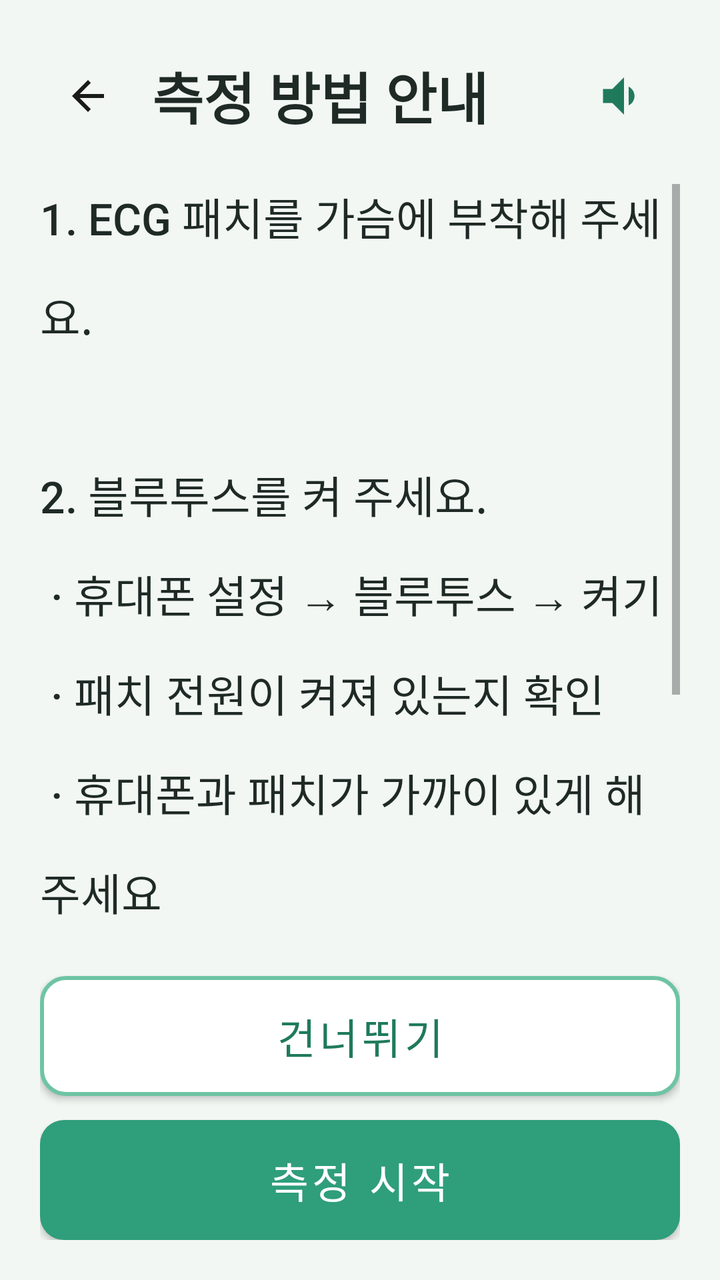
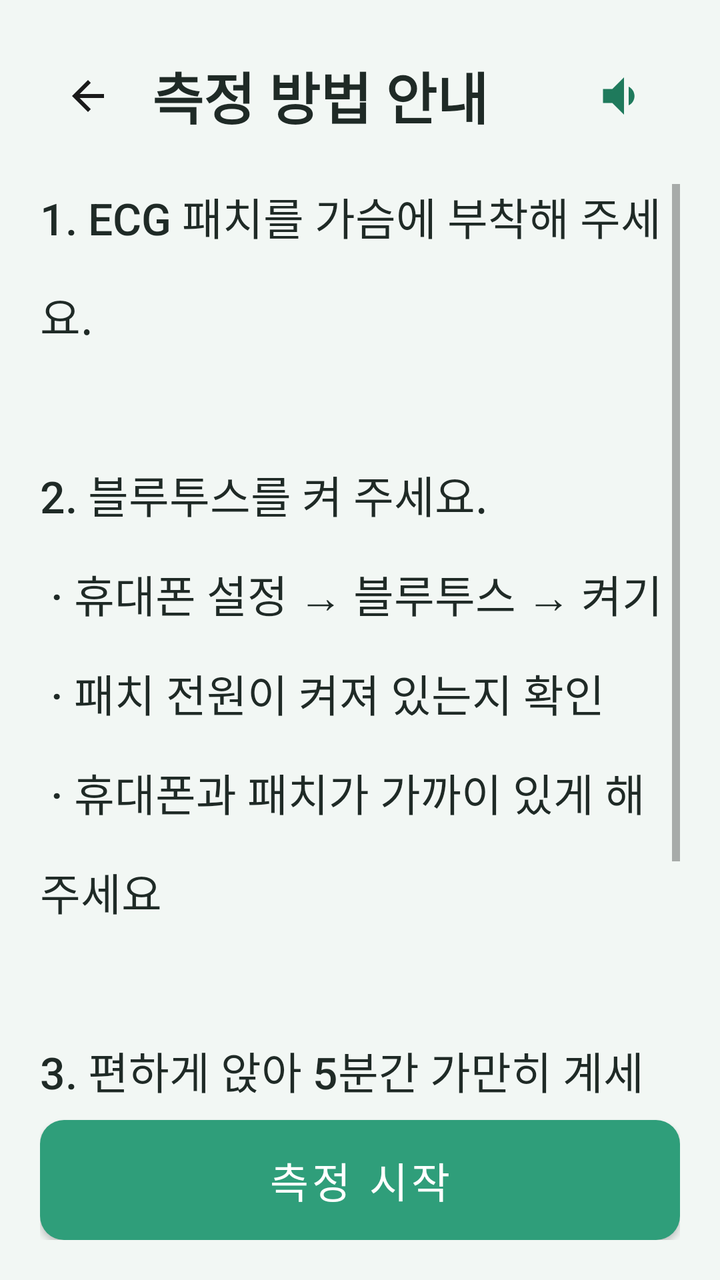

An Android layout rendered at two revisions. The XML below is the earlier revision; the diff shows what the commit changed to produce the second picture.
<!-- AndroidManifest.xml: application theme Theme.TMind -->
<!-- res/layout/activity_hrv_guide.xml -->
<?xml version="1.0" encoding="utf-8"?>
<LinearLayout xmlns:android="http://schemas.android.com/apk/res/android"
    android:layout_width="match_parent"
    android:layout_height="match_parent"
    android:background="@color/bg_senior"
    android:orientation="vertical"
    android:padding="20dp">

    <LinearLayout
        android:layout_width="match_parent"
        android:layout_height="wrap_content"
        android:gravity="center_vertical">
        <ImageButton
            android:id="@+id/btnBack"
            android:layout_width="48dp"
            android:layout_height="48dp"
            android:background="?attr/selectableItemBackgroundBorderless"
            android:contentDescription="뒤로"
            android:src="@drawable/ic_back" />
        <TextView
            android:id="@+id/tvTitle"
            style="@style/SeniorTitle"
            android:layout_width="0dp"
            android:layout_height="wrap_content"
            android:layout_marginStart="8dp"
            android:layout_weight="1"
            android:text="@string/hrv_guide_title" />
        <ImageButton
            android:id="@+id/btnTts"
            android:layout_width="56dp"
            android:layout_height="56dp"
            android:background="?attr/selectableItemBackgroundBorderless"
            android:contentDescription="@string/read_aloud"
            android:src="@drawable/ic_speaker" />
    </LinearLayout>

    <ScrollView
        android:layout_width="match_parent"
        android:layout_height="0dp"
        android:layout_marginTop="16dp"
        android:layout_weight="1"
        android:fillViewport="true"
        android:scrollbars="vertical">

        <TextView
            android:id="@+id/tvGuide"
            style="@style/SeniorBody"
            android:layout_width="match_parent"
            android:layout_height="wrap_content"
            android:lineSpacingMultiplier="1.55"
            android:paddingBottom="16dp"
            android:text="@string/hrv_guide_text"
            android:textSize="22sp" />
    </ScrollView>

    <Button
        android:id="@+id/btnSkip"
        style="@style/SeniorButton"
        android:layout_width="match_parent"
        android:layout_height="60dp"
        android:layout_marginBottom="12dp"
        android:background="@drawable/bg_btn_outline"
        android:text="@string/hrv_skip"
        android:textColor="@color/teal_dark" />
    <Button
        android:id="@+id/btnStart"
        style="@style/SeniorButton"
        android:layout_width="match_parent"
        android:layout_height="60dp"
        android:background="@drawable/bg_btn_primary"
        android:text="@string/hrv_start"
        android:textColor="@color/white" />
</LinearLayout>
<!-- resources referenced by this layout -->
<resources>
  <color name="bg_senior">#F2F7F4</color>
  <color name="teal_dark">#1F7A5C</color>
  <color name="white">#FFFFFFFF</color>
  <!-- drawable bg_btn_outline (drawable) -->
  <?xml version="1.0" encoding="utf-8"?>
  <shape xmlns:android="http://schemas.android.com/apk/res/android">
      <solid android:color="@color/white"/>
      <corners android:radius="12dp"/>
      <stroke android:width="2dp" android:color="@color/teal_pastel"/>
  </shape>
  <!-- drawable bg_btn_primary (drawable) -->
  <?xml version="1.0" encoding="utf-8"?>
  <shape xmlns:android="http://schemas.android.com/apk/res/android">
      <solid android:color="@color/teal_primary"/>
      <corners android:radius="12dp"/>
  </shape>
  <!-- drawable ic_back (drawable) -->
  <vector xmlns:android="http://schemas.android.com/apk/res/android"
      android:width="24dp"
      android:height="24dp"
      android:viewportWidth="24"
      android:viewportHeight="24">
      <path android:fillColor="#1A1A1A" android:pathData="M20,11H7.83l5.59,-5.59L12,4l-8,8 8,8 1.41,-1.41L7.83,13H20v-2z"/>
  </vector>
  <!-- drawable ic_speaker (drawable) -->
  <vector xmlns:android="http://schemas.android.com/apk/res/android"
      android:width="28dp"
      android:height="28dp"
      android:viewportWidth="24"
      android:viewportHeight="24">
      <path android:fillColor="#1F7A5C" android:pathData="M3,9v6h4l5,5V4L7,9H3zM16.5,12c0,-1.77 -1.02,-3.29 -2.5,-4.03v8.05c1.48,-0.73 2.5,-2.25 2.5,-4.02z"/>
  </vector>
  <string name="hrv_guide_text">1. ECG 패치를 가슴에 부착해 주세요.\n\n2. 블루투스를 켜 주세요.\n   · 휴대폰 설정 → 블루투스 → 켜기\n   · 패치 전원이 켜져 있는지 확인\n   · 휴대폰과 패치가 가까이 있게 해주세요\n\n3. 편하게 앉아 5분간 가만히 계세요.\n\n4. 측정 중에는 말씀하지 마세요.</string>
  <string name="hrv_guide_title">측정 방법 안내</string>
  <string name="hrv_skip">건너뛰기</string>
  <string name="hrv_start">측정 시작</string>
  <string name="read_aloud">읽어주기</string>
  <style name="SeniorBody">
          <item name="android:textSize">21sp</item>
          <item name="android:textColor">@color/black</item>
          <item name="android:lineSpacingMultiplier">1.5</item>
      </style>
  <style name="SeniorButton" parent="Widget.MaterialComponents.Button">
          <item name="android:minHeight">60dp</item>
          <item name="android:textSize">21sp</item>
          <item name="android:insetTop">0dp</item>
          <item name="android:insetBottom">0dp</item>
          <item name="cornerRadius">14dp</item>
          <item name="backgroundTint">@null</item>
          <item name="android:textAllCaps">false</item>
      </style>
  <style name="SeniorTitle">
          <item name="android:textSize">28sp</item>
          <item name="android:textColor">@color/black</item>
          <item name="android:textStyle">bold</item>
          <item name="android:lineSpacingMultiplier">1.45</item>
      </style>
  <style name="Theme.TMind" parent="Theme.MaterialComponents.Light.NoActionBar">
          <item name="colorPrimary">@color/teal_primary</item>
          <item name="colorPrimaryVariant">@color/teal_dark</item>
          <item name="colorOnPrimary">@color/white</item>
          <item name="android:statusBarColor">@color/bg_senior</item>
          <item name="android:navigationBarColor">@color/bg_senior</item>
          <item name="android:windowLightStatusBar">true</item>
          <item name="android:windowLightNavigationBar">true</item>
          <item name="android:fontFamily">sans-serif-medium</item>
          <item name="materialButtonStyle">@style/SeniorButton</item>
      </style>
  <color name="teal_pastel">#6EC4A5</color>
  <color name="teal_primary">#2F9E7A</color>
  <color name="black">#FF1F2A26</color>
</resources>

<!-- the commit's change to res/layout/activity_hrv_guide.xml (unified diff, before → after) -->
@@ -54,19 +54,11 @@
     </ScrollView>
 
     <Button
-        android:id="@+id/btnSkip"
-        style="@style/SeniorButton"
-        android:layout_width="match_parent"
-        android:layout_height="60dp"
-        android:layout_marginBottom="12dp"
-        android:background="@drawable/bg_btn_outline"
-        android:text="@string/hrv_skip"
-        android:textColor="@color/teal_dark" />
-    <Button
         android:id="@+id/btnStart"
         style="@style/SeniorButton"
         android:layout_width="match_parent"
         android:layout_height="60dp"
+        android:layout_marginTop="12dp"
         android:background="@drawable/bg_btn_primary"
         android:text="@string/hrv_start"
         android:textColor="@color/white" />
<!-- resource entries referenced after the edit -->
@@ -1,15 +1,7 @@
 <!-- resources referenced by this layout -->
 <resources>
   <color name="bg_senior">#F2F7F4</color>
-  <color name="teal_dark">#1F7A5C</color>
   <color name="white">#FFFFFFFF</color>
-  <!-- drawable bg_btn_outline (drawable) -->
-  <?xml version="1.0" encoding="utf-8"?>
-  <shape xmlns:android="http://schemas.android.com/apk/res/android">
-      <solid android:color="@color/white"/>
-      <corners android:radius="12dp"/>
-      <stroke android:width="2dp" android:color="@color/teal_pastel"/>
-  </shape>
   <!-- drawable bg_btn_primary (drawable) -->
   <?xml version="1.0" encoding="utf-8"?>
   <shape xmlns:android="http://schemas.android.com/apk/res/android">
@@ -34,7 +26,6 @@
   </vector>
   <string name="hrv_guide_text">1. ECG 패치를 가슴에 부착해 주세요.\n\n2. 블루투스를 켜 주세요.\n   · 휴대폰 설정 → 블루투스 → 켜기\n   · 패치 전원이 켜져 있는지 확인\n   · 휴대폰과 패치가 가까이 있게 해주세요\n\n3. 편하게 앉아 5분간 가만히 계세요.\n\n4. 측정 중에는 말씀하지 마세요.</string>
   <string name="hrv_guide_title">측정 방법 안내</string>
-  <string name="hrv_skip">건너뛰기</string>
   <string name="hrv_start">측정 시작</string>
   <string name="read_aloud">읽어주기</string>
   <style name="SeniorBody">
@@ -68,8 +59,8 @@
           <item name="android:fontFamily">sans-serif-medium</item>
           <item name="materialButtonStyle">@style/SeniorButton</item>
       </style>
-  <color name="teal_pastel">#6EC4A5</color>
   <color name="teal_primary">#2F9E7A</color>
   <color name="black">#FF1F2A26</color>
+  <color name="teal_dark">#1F7A5C</color>
 </resources>
 
